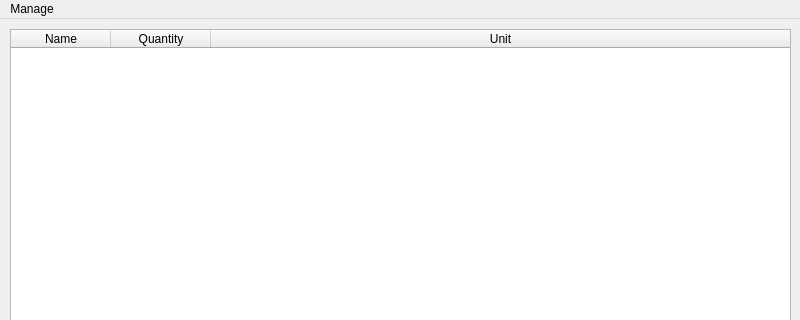
Above: db/ingredients_app.ui from ari099/Crumby before the change; both pictures show x 0 to 800 and y 0 to 320 of the 800 by 600 pixel window. Below: the same form after it.
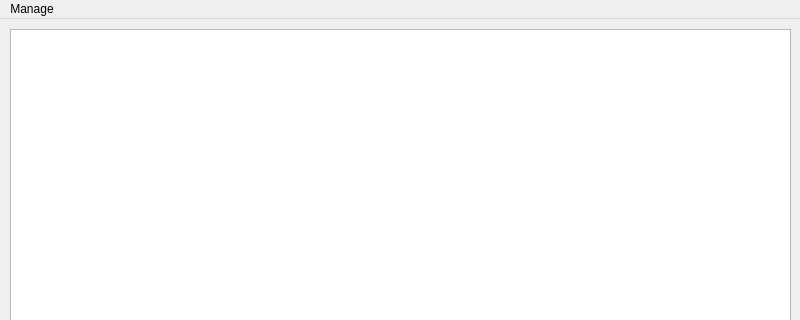
That is the form after the change.

Commit message: Ingredients app redone using built-in PyQt5 Sql data models.

```diff
--- a/db/ingredients_app.ui
+++ b/db/ingredients_app.ui
@@ -26,7 +26,7 @@
    <string>Ingredients Manager</string>
   </property>
   <widget class="QWidget" name="centralwidget">
-   <widget class="QTableWidget" name="ingredients_list">
+   <widget class="QTableView" name="ingredients_list">
     <property name="geometry">
      <rect>
       <x>10</x>
@@ -44,27 +44,9 @@
     <property name="selectionBehavior">
      <enum>QAbstractItemView::SelectRows</enum>
     </property>
-    <attribute name="horizontalHeaderStretchLastSection">
+    <attribute name="verticalHeaderCascadingSectionResizes">
      <bool>true</bool>
     </attribute>
-    <attribute name="verticalHeaderStretchLastSection">
-     <bool>false</bool>
-    </attribute>
-    <column>
-     <property name="text">
-      <string>Name</string>
-     </property>
-    </column>
-    <column>
-     <property name="text">
-      <string>Quantity</string>
-     </property>
-    </column>
-    <column>
-     <property name="text">
-      <string>Unit</string>
-     </property>
-    </column>
    </widget>
   </widget>
   <widget class="QMenuBar" name="menuBar">
```
The commit also changes 7 other files.
